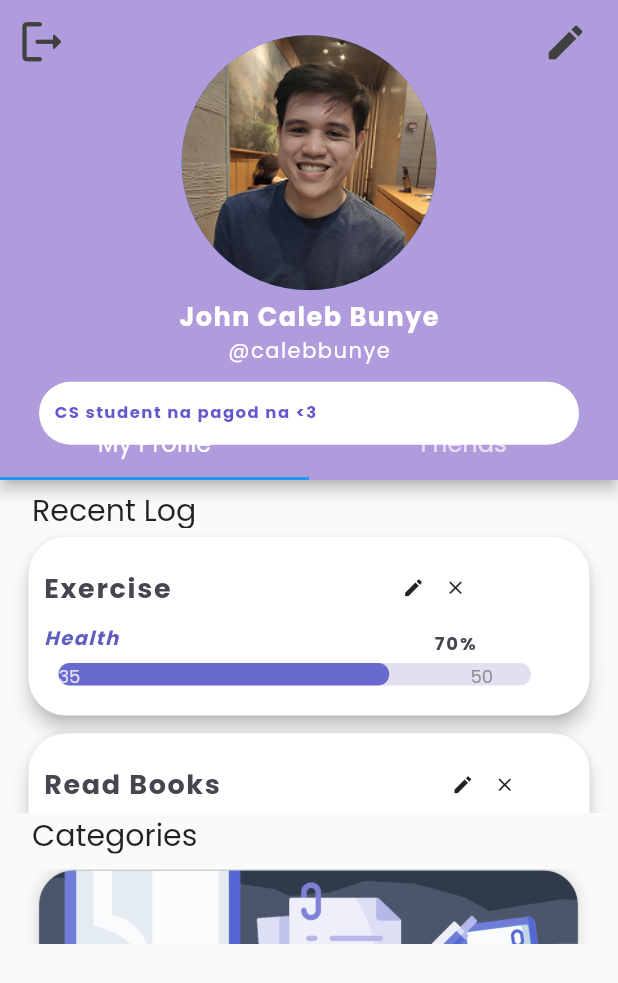
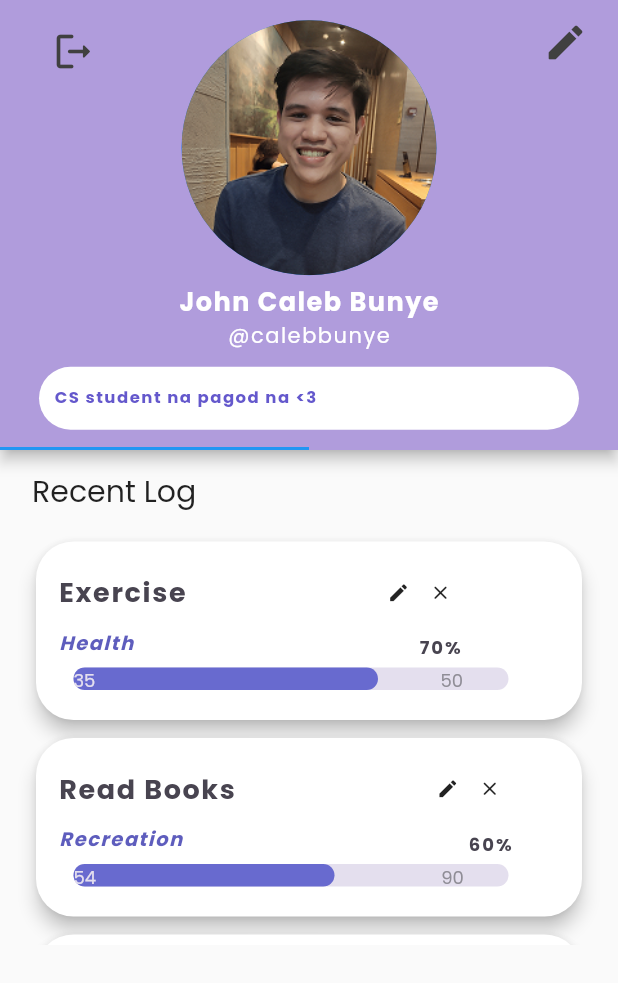
Before and after one commit to Habit-Tracker-192/Habit-Tracker, a Flutter app: the Profile screen opened directly, on a phone screen of 412 x 824 dp. Shown: the top 983 px of the screen. Run offline on Flutter 3.47's test engine with Material 2 defaults, Android fonts, the phone set to English and light mode, and no system bars; drawn by our look-alikes of percent_indicator; our stand-ins replace cloud_firestore, firebase_auth, firebase_core, shared_preferences; accounts and stored records are empty.

Commit message:
Update profile.dart

```diff
--- a/first_app/lib/screens/profile.dart
+++ b/first_app/lib/screens/profile.dart
@@ -1,7 +1,10 @@
 
+import 'package:first_app/services/authenticate.dart';
 import 'package:flutter/material.dart';
 import 'package:percent_indicator/percent_indicator.dart';
+import 'package:shared_preferences/shared_preferences.dart';
 import 'categDetail.dart';
+import 'login.dart';
 
 class Profile extends StatefulWidget {
   const Profile({Key? key}) : super(key: key);
@@ -12,6 +15,9 @@ class Profile extends StatefulWidget {
 }
 
 class _ProfileState extends State<Profile> {
+
+  final FireAuth auth = FireAuth();
+
   List<String> usernames = [];
   List<String> names = [];
 
@@ -20,14 +26,27 @@ class _ProfileState extends State<Profile> {
     length: 2,
     child: Scaffold(
       appBar: PreferredSize(
-        preferredSize: Size.fromHeight(320.0),
+        preferredSize: Size.fromHeight(300.0),
         child: AppBar(
-          leading: GestureDetector(
-            onTap: () {},
-            child: const Icon(
-              Icons.logout_rounded,
-              size: 35,
-              color: Color.fromRGBO(64, 64, 64, 1),// add custom icons also
+          //backgroundColor: Color.fromARGB(255, 154, 153, 238),
+          title: Container(
+            child: IconButton(
+              alignment: Alignment.topRight,
+              padding: EdgeInsets.fromLTRB(0, 15, 0, 0),
+              icon: Icon(Icons.logout_rounded, size: 30.0,color: Color.fromRGBO(64, 64, 64, 1)),
+
+
+              onPressed: () async {
+
+                  await FireAuth.signOut();
+                  // Navigator.push(context,
+                  // MaterialPageRoute(builder: (context) => Login()));
+                  Navigator.pushAndRemoveUntil(context,
+                  MaterialPageRoute(builder: (builder) => Login()), (route) => false);
+                //}
+                //);
+
+              },
             ),
           ),
           actions: [
@@ -140,21 +159,22 @@ class _MyProfileState extends State<MyProfile> {  //RECENT TAB
       child: Column(
         children: [
           SizedBox(height: 5),
-          Container( //CATEGORY TEXT
-            height: 27,
+          Container( //RECENT LOG TEXT
+            //padding: EdgeInsets.fromLTRB(0,0,0,0),
+            height: 45,
             alignment: Alignment.centerLeft,
             child: Text('    Recent Log', style: TextStyle(fontSize: 20, fontFamily: 'Poppins'))
           ),
           Container(  //RECENT GOALS LISTVIEW
-            height: 190,
+            height: 280,
             child: ListView.builder(
-            padding: EdgeInsets.fromLTRB(0,0,0,0),
+            padding: EdgeInsets.fromLTRB(0,5,0,0),
             itemCount: goal.length,
             shrinkWrap: true,
             itemBuilder: (BuildContext context, int index) =>
             Container( //return gesturedetector child: container
                 width: MediaQuery.of(context).size.width,
-                padding: EdgeInsets.symmetric(horizontal: 15.0, vertical: 2.0),
+                padding: EdgeInsets.symmetric(horizontal: 20.0, vertical: 2.0),
                 child: Card(
                   elevation: 5.0,
                   shape: RoundedRectangleBorder(
@@ -162,7 +182,7 @@ class _MyProfileState extends State<MyProfile> {  //RECENT TAB
                   ),
                   child: Container(
                     width: MediaQuery.of(context).size.width,
-                    padding: EdgeInsets.symmetric(horizontal: 5.0, vertical: 10.0),
+                    padding: EdgeInsets.symmetric(horizontal: 10.0, vertical: 10.0),
                     child: Row(
                       mainAxisAlignment: MainAxisAlignment.spaceBetween,
                       crossAxisAlignment: CrossAxisAlignment.start,
@@ -186,7 +206,7 @@ class _MyProfileState extends State<MyProfile> {  //RECENT TAB
 
                                     IconButton(
                                       alignment: Alignment.centerRight,
-                                      padding: EdgeInsets.only(left:145),
+                                      padding: EdgeInsets.only(left:125),
                                       icon: Icon(Icons.edit, size: 15.0),
 
                                       onPressed: (){},
@@ -211,7 +231,7 @@ class _MyProfileState extends State<MyProfile> {  //RECENT TAB
                                     ),
 
                                     Center(child:
-                                      SizedBox(width: 210)
+                                      SizedBox(width: 190)
                                     ),
 
                                     Text(((progress[index]/total[index])*100).toInt().toString()
@@ -224,7 +244,7 @@ class _MyProfileState extends State<MyProfile> {  //RECENT TAB
                                 Padding(
                                   padding: const EdgeInsets.fromLTRB(0,0,0,10),
                                   child: LinearPercentIndicator( //Recent Goal linear percent bar
-                                    width: 335,
+                                    width: 310,
                                     animation: true,
                                     lineHeight: 15,
                                     center: Row(
@@ -233,7 +253,7 @@ class _MyProfileState extends State<MyProfile> {  //RECENT TAB
                                         Text(progress[index].toString(), style: TextStyle(fontSize: 12, color:
                                         Color.fromARGB(255, 228, 223, 238))),
                                         Center(child:
-                                          SizedBox(width: 260)
+                                          SizedBox(width: 230)
                                         ),
                                         Text(total[index].toString(), style: TextStyle(fontSize: 12, color:
                                         Color.fromARGB(255, 143, 141, 150))),
@@ -256,97 +276,97 @@ class _MyProfileState extends State<MyProfile> {  //RECENT TAB
               )
             ),
           ),
-          Container( //CATEGORY TEXT
-            height: 27,
-            alignment: Alignment.centerLeft,
-            child: Text('    Categories', style: TextStyle(fontSize: 20, fontFamily: 'Poppins'))
-          ),
-          Container(    //CATEGORY LISTVIEW
-            height: 60,
-            child: ListView.builder(
-              itemCount: 1,
-              itemBuilder: (BuildContext ctx, int index){
-                return GestureDetector(
-                onTap: () {
-                Navigator.push(
-                  context,
-                  MaterialPageRoute(
-                      builder: (BuildContext context) => categDetail()),
-                  );
-                },
-                child:
-                Container(
-                  margin: EdgeInsets.fromLTRB(0, 10, 0, 10),
-                  height: 175,
-                  child: Stack(
-                    children: [
-                      Positioned.fill(
-                        child: ClipRRect(
-                          borderRadius: BorderRadius.circular(15),
-                          child: Image.asset('assets/images/Education.png',
-                            fit: BoxFit.cover
-                          )
-                        )
-                      ),
-                      Positioned(
-                        bottom: 6,
-                        left: 30,
-                        child: Padding(
-                          padding: const EdgeInsets.all(10.0),
-                          child: Column(
-                            crossAxisAlignment: CrossAxisAlignment.start,
-                            children: [
-                              SizedBox(width: 10),
+          // Container( //CATEGORY TEXT
+          //   height: 27,
+          //   alignment: Alignment.centerLeft,
+          //   child: Text('    Categories', style: TextStyle(fontSize: 20, fontFamily: 'Poppins'))
+          // ),
+          // Container(    //CATEGORY LISTVIEW
+          //   height: 110,
+          //   child: ListView.builder(
+          //     itemCount: 1,
+          //     itemBuilder: (BuildContext ctx, int index){
+          //       return GestureDetector(
+          //       onTap: () {
+          //       Navigator.push(
+          //         context,
+          //         MaterialPageRoute(
+          //             builder: (BuildContext context) => categDetail()),
+          //         );
+          //       },
+          //       child:
+          //       Container(
+          //         margin: EdgeInsets.fromLTRB(0, 10, 0, 10),
+          //         height: 175,
+          //         child: Stack(
+          //           children: [
+          //             Positioned.fill(
+          //               child: ClipRRect(
+          //                 borderRadius: BorderRadius.circular(15),
+          //                 child: Image.asset('assets/images/Education.png',
+          //                   fit: BoxFit.cover
+          //                 )
+          //               )
+          //             ),
+          //             Positioned(
+          //               bottom: 6,
+          //               left: 30,
+          //               child: Padding(
+          //                 padding: const EdgeInsets.all(10.0),
+          //                 child: Column(
+          //                   crossAxisAlignment: CrossAxisAlignment.start,
+          //                   children: [
+          //                     SizedBox(width: 10),
 
-                              Row(
-                                children: [
-                                  Text(category[index], style: TextStyle(color: Color.fromARGB(255, 72, 68, 80),
-                                    fontSize: 18, fontFamily: 'Poppins', fontWeight: FontWeight.bold,
-                                    letterSpacing: 1.3)),
-                                  Center(child:
-                                    SizedBox(width: 110)
-                                  ),
-                                  Text(((categProgress[index]/categTotal[index])*100).toInt().toString()
-                                      + '% completed', style: TextStyle(color: Color.fromARGB(255, 72, 68, 80),
-                                      fontSize: 12, fontFamily: 'Poppins', fontWeight: FontWeight.bold,
-                                      letterSpacing: 1.3)),
-                                ],
-                              ),
+          //                     Row(
+          //                       children: [
+          //                         Text(category[index], style: TextStyle(color: Color.fromARGB(255, 72, 68, 80),
+          //                           fontSize: 18, fontFamily: 'Poppins', fontWeight: FontWeight.bold,
+          //                           letterSpacing: 1.3)),
+          //                         Center(child:
+          //                           SizedBox(width: 110)
+          //                         ),
+          //                         Text(((categProgress[index]/categTotal[index])*100).toInt().toString()
+          //                             + '% completed', style: TextStyle(color: Color.fromARGB(255, 72, 68, 80),
+          //                             fontSize: 12, fontFamily: 'Poppins', fontWeight: FontWeight.bold,
+          //                             letterSpacing: 1.3)),
+          //                       ],
+          //                     ),
 
-                              Padding(
-                                padding: EdgeInsets.fromLTRB(0,7,0,0),
-                                child: LinearPercentIndicator(  //Category Linear Percent Indicator
-                                  width: 330,
-                                  animation: true,
-                                  lineHeight: 16,
-                                  center: Row(
-                                    children: [
-                                      Text(categProgress[index].toString(), style: TextStyle(fontSize: 12, color:
-                                      Color.fromARGB(255, 228, 223, 238))),
-                                      Center(child:
-                                        SizedBox(width: 255)
-                                      ),
-                                      Text(categTotal[index].toString(), style: TextStyle(fontSize: 12, color:
-                                      Color.fromARGB(255, 143, 141, 150))),
-                                    ],
-                                  ),
-                                  linearStrokeCap: LinearStrokeCap.roundAll,
-                                  percent: categProgress[index]/categTotal[index],
-                                  progressColor: Color.fromARGB(255, 61, 68, 95),
-                                  backgroundColor: Color.fromARGB(255, 228, 223, 238),
-                                ),
-                              )
-                            ],
-                          ),
-                        )
-                      )
-                    ],
-                  )
-                ));
-              },
-            )
-          )
-      ,])
+          //                     Padding(
+          //                       padding: EdgeInsets.fromLTRB(0,7,0,0),
+          //                       child: LinearPercentIndicator(  //Category Linear Percent Indicator
+          //                         width: 330,
+          //                         animation: true,
+          //                         lineHeight: 16,
+          //                         center: Row(
+          //                           children: [
+          //                             Text(categProgress[index].toString(), style: TextStyle(fontSize: 12, color:
+          //                             Color.fromARGB(255, 228, 223, 238))),
+          //                             Center(child:
+          //                               SizedBox(width: 255)
+          //                             ),
+          //                             Text(categTotal[index].toString(), style: TextStyle(fontSize: 12, color:
+          //                             Color.fromARGB(255, 143, 141, 150))),
+          //                           ],
+          //                         ),
+          //                         linearStrokeCap: LinearStrokeCap.roundAll,
+          //                         percent: categProgress[index]/categTotal[index],
+          //                         progressColor: Color.fromARGB(255, 61, 68, 95),
+          //                         backgroundColor: Color.fromARGB(255, 228, 223, 238),
+          //                       ),
+          //                     )
+          //                   ],
+          //                 ),
+          //               )
+          //             )
+          //           ],
+          //         )
+          //       ));
+          //     },
+          //   )
+          // )
+      ])
     )
   );
 }
@@ -371,21 +391,23 @@ class _FriendsState extends State<Friends> {
     body: SafeArea(
       child: Column(
         children: [
-        Container( //Friends Logs
-
-          height: 30,
+          SizedBox(height: 5),
+        Container(
+           //Friends Logs
+          height: 47,
+          //padding: EdgeInsets.fromLTRB(0,15,0,0),
           alignment: Alignment.centerLeft,
           child: Text('    Friends\' Logs', style: TextStyle(fontSize: 20, fontFamily: 'Poppins'))
         ),
         Container(
-          height:270,
+          height:280,
           child: ListView.builder(
-              padding: EdgeInsets.fromLTRB(0,0,0,0),
+              padding: EdgeInsets.fromLTRB(0,5,0,0),
               itemCount: goal.length,
               shrinkWrap: true,
               itemBuilder: (BuildContext context, int index) => Container(
                 width: MediaQuery.of(context).size.width,
-                padding: EdgeInsets.symmetric(horizontal: 15.0, vertical: 2.0),
+                padding: EdgeInsets.symmetric(horizontal: 20.0, vertical: 2.0),
                 child: Card(
                   elevation: 5.0,
                   shape: RoundedRectangleBorder(
@@ -393,7 +415,7 @@ class _FriendsState extends State<Friends> {
                   ),
                   child: Container(
                     width: MediaQuery.of(context).size.width,
-                    padding: EdgeInsets.symmetric(horizontal: 5.0, vertical: 10.0),
+                    padding: EdgeInsets.symmetric(horizontal: 10.0, vertical: 10.0),
                     child: Row(
                       mainAxisAlignment: MainAxisAlignment.spaceBetween,
                       crossAxisAlignment: CrossAxisAlignment.start,
@@ -421,7 +443,7 @@ class _FriendsState extends State<Friends> {
 
                                     IconButton(
                                       alignment: Alignment.centerRight,
-                                      padding: EdgeInsets.only(left:50),
+                                      padding: EdgeInsets.only(left:30),
                                       icon: Icon(Icons.edit, size: 15.0),
 
                                       onPressed: (){},
@@ -446,7 +468,7 @@ class _FriendsState extends State<Friends> {
                                     ),
 
                                     Center(child:
-                                      SizedBox(width: 210)
+                                      SizedBox(width: 190)
                                     ),
 
                                     Text(((progress[index]/total[index])*100).toInt().toString()
@@ -459,7 +481,7 @@ class _FriendsState extends State<Friends> {
                                 Padding(
                                   padding: const EdgeInsets.fromLTRB(0,0,0,10),
                                   child: LinearPercentIndicator( //Recent Goal linear percent bar
-                                    width: 335,
+                                    width: 300,
                                     animation: true,
                                     lineHeight: 15,
                                     center: Row(
@@ -468,7 +490,7 @@ class _FriendsState extends State<Friends> {
                                         Text(progress[index].toString(), style: TextStyle(fontSize: 12, color:
                                         Color.fromARGB(255, 228, 223, 238))),
                                         Center(child:
-                                          SizedBox(width: 260)
+                                          SizedBox(width: 240)
                                         ),
                                         Text(total[index].toString(), style: TextStyle(fontSize: 12, color:
                                         Color.fromARGB(255, 143, 141, 150))),
```
